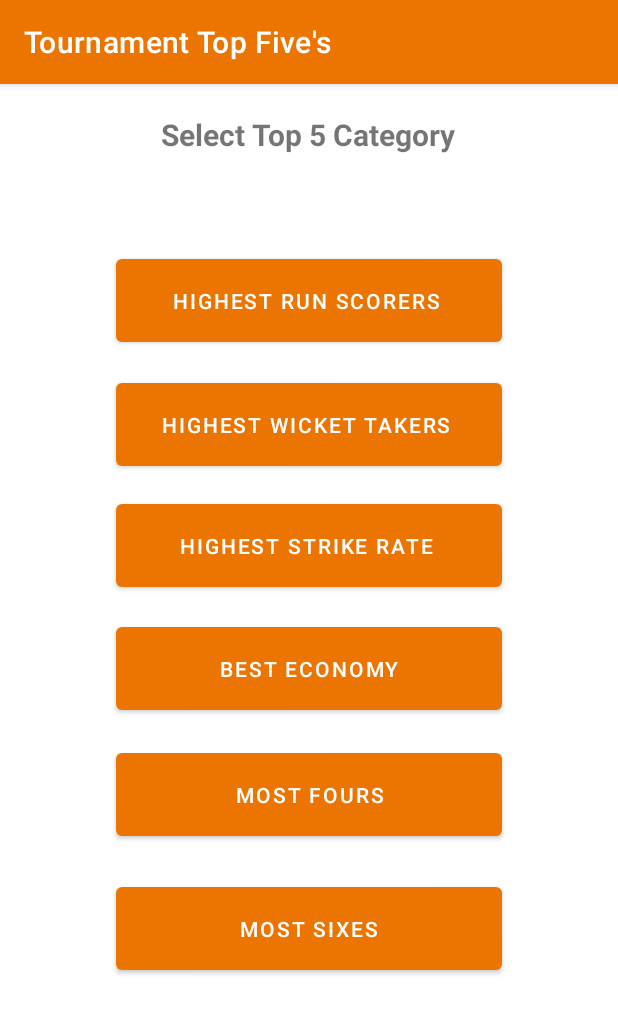
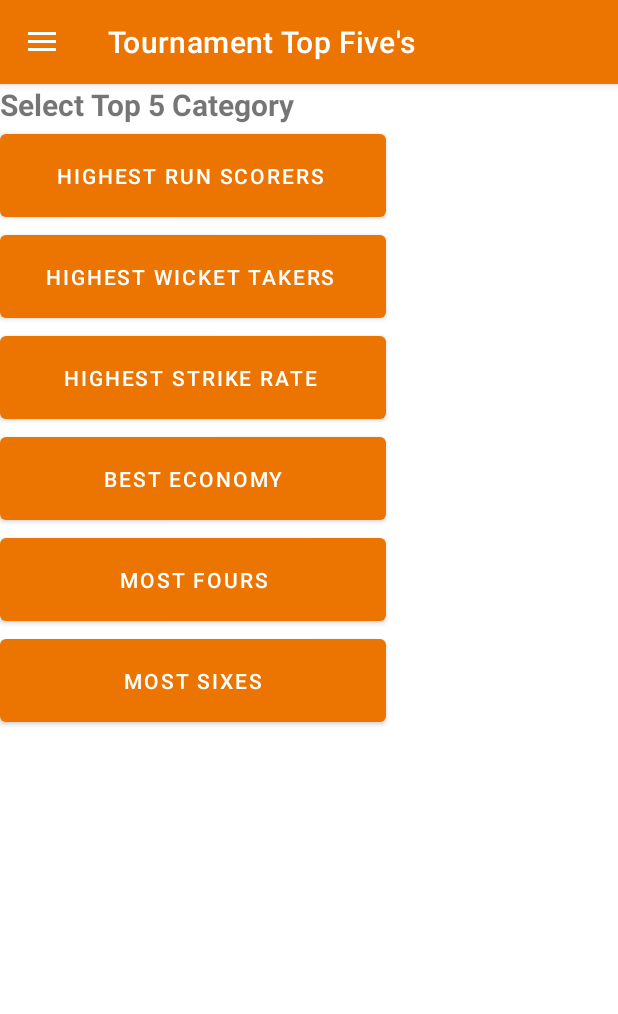
Before and after one commit to sarthak-nik/CTMSnew, an Android app: the TopFives screen opened directly, with no data from a screen before it, on a phone screen of 412 x 824 dp. Shown: the top 1014 px of the screen. Run offline under Robolectric (Android 15) with nearby library versions, the phone set to English and light mode, and no system bars; 10 statements that could not run were skipped.

Commit message:
Minor Bug fixed, Nav Bar Added to all activities

```diff
--- a/app/src/main/java/com/anusarwant/ctms/TopFives.java
+++ b/app/src/main/java/com/anusarwant/ctms/TopFives.java
@@ -1,16 +1,22 @@
 package com.anusarwant.ctms;
 
+import androidx.annotation.NonNull;
+import androidx.appcompat.app.ActionBarDrawerToggle;
 import androidx.appcompat.app.AlertDialog;
 import androidx.appcompat.app.AppCompatActivity;
+import androidx.core.view.GravityCompat;
+import androidx.drawerlayout.widget.DrawerLayout;
 
 import android.content.Intent;
 import android.content.SharedPreferences;
 import android.database.Cursor;
 import android.os.Bundle;
+import android.view.MenuItem;
 import android.view.View;
 import android.widget.Button;
 import android.widget.Toast;
 
+import com.google.android.material.navigation.NavigationView;
 import com.google.gson.Gson;
 import com.google.gson.reflect.TypeToken;
 
@@ -18,7 +24,10 @@ import java.lang.reflect.Type;
 import java.util.ArrayList;
 import java.util.Collections;
 
-public class TopFives extends AppCompatActivity {
+public class TopFives extends AppCompatActivity implements NavigationView.OnNavigationItemSelectedListener {
+
+    public DrawerLayout drawerLayout;
+    public ActionBarDrawerToggle actionBarDrawerToggle;
     ArrayList<Tournament> tournamentArrayList;
     int position;
 
@@ -27,6 +36,16 @@ public class TopFives extends AppCompatActivity {
         super.onCreate(savedInstanceState);
         setContentView(R.layout.activity_top_fives);
         getSupportActionBar().setTitle("Tournament Top Five's");
+
+        NavigationView navigationView = (NavigationView) findViewById(R.id.nav_view_top_five);
+        navigationView.setNavigationItemSelectedListener(this);
+
+        drawerLayout = findViewById(R.id.drawer_layout_top_five);
+        actionBarDrawerToggle = new ActionBarDrawerToggle(this, drawerLayout,R.string.nav_open,R.string.nav_close);
+
+        drawerLayout.addDrawerListener(actionBarDrawerToggle);
+        actionBarDrawerToggle.syncState();
+        getSupportActionBar().setDisplayHomeAsUpEnabled(true);
 
         Intent intent = getIntent();
         position = intent.getIntExtra("tourNum",-1);
@@ -180,7 +199,7 @@ public class TopFives extends AppCompatActivity {
                 {
                     buffer.append(Integer.toString(i+1)+". ");
                     buffer.append("Player Name: "+playerList.get(i).name+"\n");
-                    buffer.append("    Number of Sixes: "+playerList.get(i).tourFours+"\n");
+                    buffer.append("    Number of Sixes: "+playerList.get(i).tourSixes+"\n");
                     buffer.append("    Team Name: TEAM-"+playerList.get(i).name.charAt(6)+"\n\n\n");
                 }
 
@@ -221,4 +240,40 @@ public class TopFives extends AppCompatActivity {
             tournamentArrayList = new ArrayList<>();
         }
     }
+
+    @Override
+    public boolean onOptionsItemSelected(@NonNull MenuItem item) {
+
+        if (actionBarDrawerToggle.onOptionsItemSelected(item)) {
+            return true;
+        }
+        return super.onOptionsItemSelected(item);
+    }
+
+
+    @Override
+    public boolean onNavigationItemSelected(@NonNull MenuItem item) {
+        // Handle navigation view item clicks
+        switch (item.getItemId()) {
+            case R.id.home_nav: {
+                Intent i = new Intent(TopFives.this, MainActivity.class);
+                startActivity(i);
+                drawerLayout.closeDrawer(GravityCompat.START);
+                break;
+            }
+            case  R.id.new_tournament_nav: {
+                Intent i = new Intent(TopFives.this,CreateNewTournament.class);
+                startActivity(i);
+                drawerLayout.closeDrawer(GravityCompat.START);
+                break;
+            }
+            case  R.id.prev_tour_details_nav: {
+                Intent i = new Intent(TopFives.this,ViewPreviousTournamentDetails.class);
+                startActivity(i);
+                drawerLayout.closeDrawer(GravityCompat.START);
+                break;
+            }
+        }
+        return true;
+    }
 }
--- a/app/src/main/res/layout/activity_top_fives.xml
+++ b/app/src/main/res/layout/activity_top_fives.xml
@@ -1,10 +1,16 @@
 <?xml version="1.0" encoding="utf-8"?>
-<androidx.constraintlayout.widget.ConstraintLayout xmlns:android="http://schemas.android.com/apk/res/android"
+<androidx.drawerlayout.widget.DrawerLayout xmlns:android="http://schemas.android.com/apk/res/android"
     xmlns:app="http://schemas.android.com/apk/res-auto"
     xmlns:tools="http://schemas.android.com/tools"
+    android:id="@+id/drawer_layout_top_five"
     android:layout_width="match_parent"
     android:layout_height="match_parent"
     tools:context=".TopFives">
+
+    <LinearLayout
+        android:layout_width="match_parent"
+        android:layout_height="match_parent"
+        android:orientation="vertical">
 
         <TextView
             android:id="@+id/textView4"
@@ -86,5 +92,17 @@
             app:layout_constraintStart_toStartOf="parent"
             app:layout_constraintTop_toBottomOf="@+id/hFours"
             app:layout_constraintVertical_bias="0.114" />
+    </LinearLayout>
 
-</androidx.constraintlayout.widget.ConstraintLayout>
+    <com.google.android.material.navigation.NavigationView
+        android:id="@+id/nav_view_top_five"
+        android:layout_width="wrap_content"
+        android:layout_height="match_parent"
+        android:layout_gravity="start"
+        android:background="#D6D6D6"
+        android:paddingTop="15dp"
+        android:transitionGroup="false"
+        app:itemIconTint="@color/purple_500"
+        app:menu="@menu/navigation_menu" />
+
+</androidx.drawerlayout.widget.DrawerLayout>
```
Lines whose indentation alone changed are shown as unchanged.
